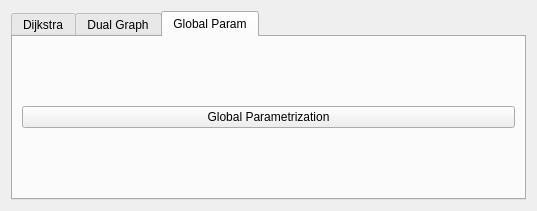
The window that MastersThesisToolbarBase.ui (Wuschelbueb/interactive-quadmesh-design) describes before a commit, drawn with Qt 5.
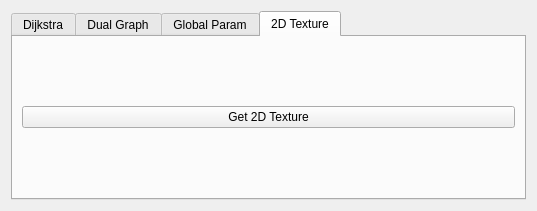
The same window after the commit. The open tabs and pages were chosen to show the change.

What changed in the file:
```diff
--- a/MastersThesisToolbarBase.ui
+++ b/MastersThesisToolbarBase.ui
@@ -13,9 +13,12 @@
   <property name="windowTitle">
    <string>MT</string>
   </property>
-  <layout class="QGridLayout" name="gridLayout">
-   <item row="0" column="1">
+  <layout class="QGridLayout" name="gridLayout_5">
+   <item row="0" column="0">
     <widget class="QTabWidget" name="tabWidget">
+     <property name="enabled">
+      <bool>true</bool>
+     </property>
      <property name="currentIndex">
       <number>0</number>
      </property>
@@ -90,6 +93,20 @@
        </item>
       </layout>
      </widget>
+     <widget class="QWidget" name="Texture2D">
+      <attribute name="title">
+       <string>2D Texture</string>
+      </attribute>
+      <layout class="QGridLayout" name="gridLayout">
+       <item row="0" column="0">
+        <widget class="QPushButton" name="get2DTexture">
+         <property name="text">
+          <string>Get 2D Texture</string>
+         </property>
+        </widget>
+       </item>
+      </layout>
+     </widget>
     </widget>
    </item>
   </layout>
```
Left out of the diff: 11 changed lines with no effect on the pictures.
